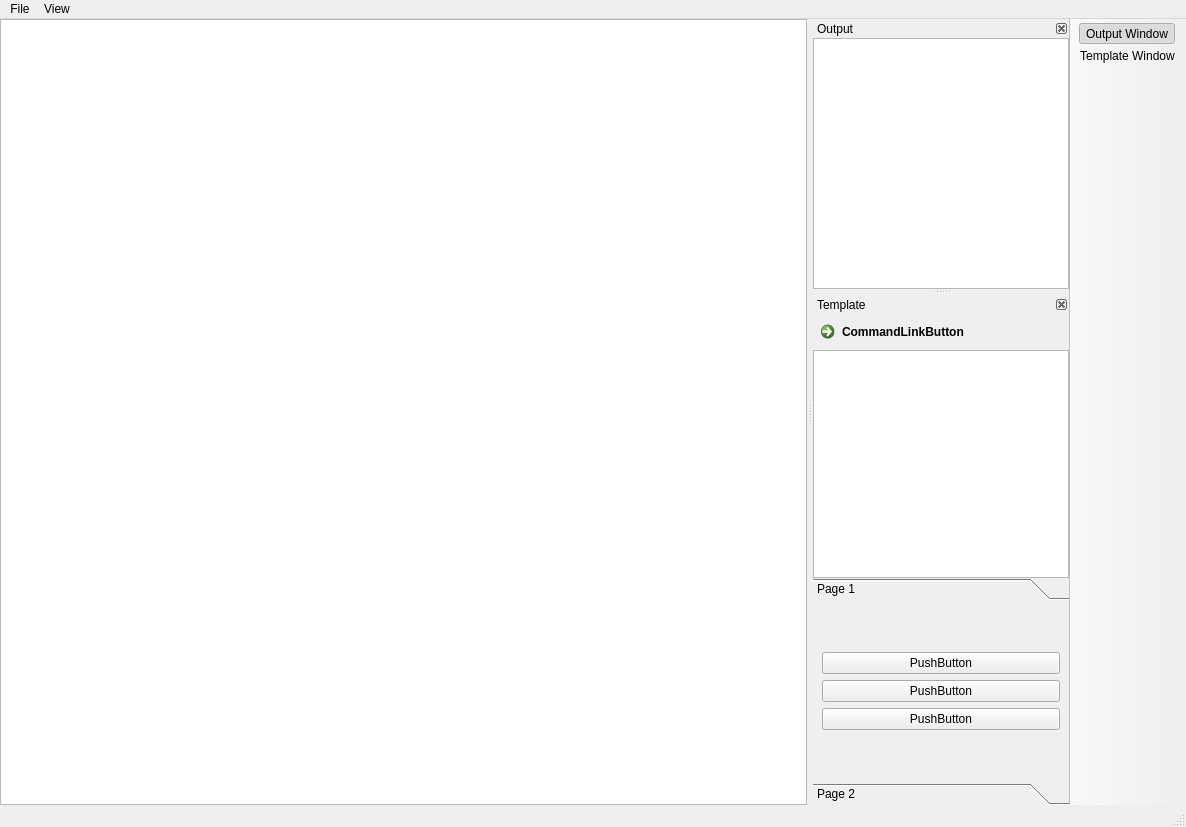
Above: src/mainwindow.ui from jeffwong728/CommonTools before the change. Below: the same form after it.
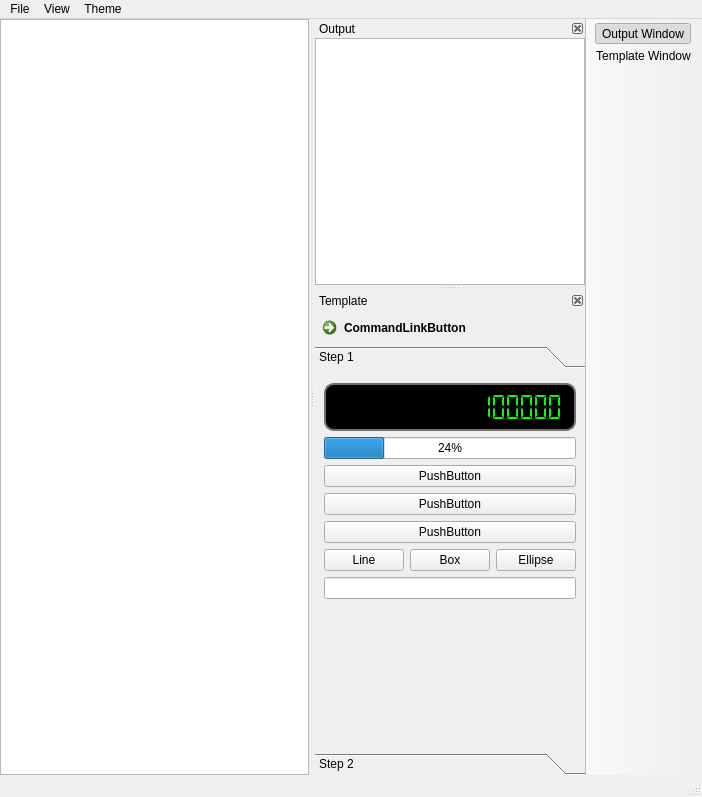
That is the form after the change. The open tabs and pages were chosen to show the change. Icons and pictures are not drawn.

Patch:
```diff
--- a/src/mainwindow.ui
+++ b/src/mainwindow.ui
@@ -6,8 +6,8 @@
    <rect>
     <x>0</x>
     <y>0</y>
-    <width>1186</width>
-    <height>827</height>
+    <width>702</width>
+    <height>797</height>
    </rect>
   </property>
   <property name="windowTitle">
@@ -72,8 +72,8 @@
     <rect>
      <x>0</x>
      <y>0</y>
-     <width>1186</width>
-     <height>23</height>
+     <width>702</width>
+     <height>22</height>
     </rect>
    </property>
    <widget class="QMenu" name="menuFile">
@@ -91,8 +91,19 @@
     <addaction name="actionOutput_Window"/>
     <addaction name="actionTemplate_Window"/>
    </widget>
+   <widget class="QMenu" name="menuTheam">
+    <property name="title">
+     <string>Theme</string>
+    </property>
+    <addaction name="actionDark"/>
+    <addaction name="actionDark_Orange"/>
+    <addaction name="actionAdaptic"/>
+    <addaction name="actionIntegrid"/>
+    <addaction name="actionDefault"/>
+   </widget>
    <addaction name="menuFile"/>
    <addaction name="menuView"/>
+   <addaction name="menuTheam"/>
   </widget>
   <widget class="QStatusBar" name="statusbar"/>
   <widget class="QToolBar" name="toolBar">
@@ -225,11 +236,14 @@
          </property>
         </widget>
        </item>
-       <item>
-        <widget class="QTreeView" name="treeView"/>
-       </item>
        <item>
         <widget class="QToolBox" name="toolBox">
+         <property name="sizePolicy">
+          <sizepolicy hsizetype="Preferred" vsizetype="Expanding">
+           <horstretch>0</horstretch>
+           <verstretch>1</verstretch>
+          </sizepolicy>
+         </property>
          <property name="currentIndex">
           <number>1</number>
          </property>
@@ -238,16 +252,75 @@
            <rect>
             <x>0</x>
             <y>0</y>
-            <width>98</width>
-            <height>101</height>
+            <width>274</width>
+            <height>432</height>
            </rect>
           </property>
           <attribute name="label">
-           <string>Page 1</string>
+           <string>Step 1</string>
           </attribute>
           <layout class="QVBoxLayout" name="verticalLayout_7">
            <item>
             <layout class="QVBoxLayout" name="verticalLayout_6">
+             <item>
+              <widget class="QLCDNumber" name="lcdNumber">
+               <property name="sizePolicy">
+                <sizepolicy hsizetype="Expanding" vsizetype="Fixed">
+                 <horstretch>0</horstretch>
+                 <verstretch>0</verstretch>
+                </sizepolicy>
+               </property>
+               <property name="minimumSize">
+                <size>
+                 <width>0</width>
+                 <height>48</height>
+                </size>
+               </property>
+               <property name="font">
+                <font>
+                 <weight>50</weight>
+                 <bold>false</bold>
+                </font>
+               </property>
+               <property name="styleSheet">
+                <string notr="true">QLCDNumber{
+  background-color: rgb(0, 0, 0);
+  border: 2px solid rgb(113, 113, 113);
+  border-width: 2px;
+  border-radius: 10px;
+  color: rgb(0, 255, 0);
+}</string>
+               </property>
+               <property name="frameShape">
+                <enum>QFrame::NoFrame</enum>
+               </property>
+               <property name="frameShadow">
+                <enum>QFrame::Plain</enum>
+               </property>
+               <property name="lineWidth">
+                <number>1</number>
+               </property>
+               <property name="smallDecimalPoint">
+                <bool>false</bool>
+               </property>
+               <property name="digitCount">
+                <number>16</number>
+               </property>
+               <property name="segmentStyle">
+                <enum>QLCDNumber::Flat</enum>
+               </property>
+               <property name="value" stdset="0">
+                <double>12345678.000000000000000</double>
+               </property>
+              </widget>
+             </item>
+             <item>
+              <widget class="QProgressBar" name="progressBar">
+               <property name="value">
+                <number>24</number>
+               </property>
+              </widget>
+             </item>
              <item>
               <widget class="QPushButton" name="pushButton">
                <property name="text">
@@ -269,6 +342,47 @@
                </property>
               </widget>
              </item>
+             <item>
+              <layout class="QHBoxLayout" name="horizontalLayout">
+               <item>
+                <widget class="QPushButton" name="pushButton_6">
+                 <property name="text">
+                  <string>Line</string>
+                 </property>
+                </widget>
+               </item>
+               <item>
+                <widget class="QPushButton" name="pushButton_5">
+                 <property name="text">
+                  <string>Box</string>
+                 </property>
+                </widget>
+               </item>
+               <item>
+                <widget class="QPushButton" name="pushButton_4">
+                 <property name="text">
+                  <string>Ellipse</string>
+                 </property>
+                </widget>
+               </item>
+              </layout>
+             </item>
+             <item>
+              <widget class="QLineEdit" name="lineEdit"/>
+             </item>
+             <item>
+              <spacer name="verticalSpacer">
+               <property name="orientation">
+                <enum>Qt::Vertical</enum>
+               </property>
+               <property name="sizeHint" stdset="0">
+                <size>
+                 <width>20</width>
+                 <height>40</height>
+                </size>
+               </property>
+              </spacer>
+             </item>
             </layout>
            </item>
           </layout>
@@ -283,7 +397,7 @@
            </rect>
           </property>
           <attribute name="label">
-           <string>Page 2</string>
+           <string>Step 2</string>
           </attribute>
           <layout class="QVBoxLayout" name="verticalLayout_9">
            <item>
```
Left out of the diff: 90 changed lines with no effect on the pictures.
